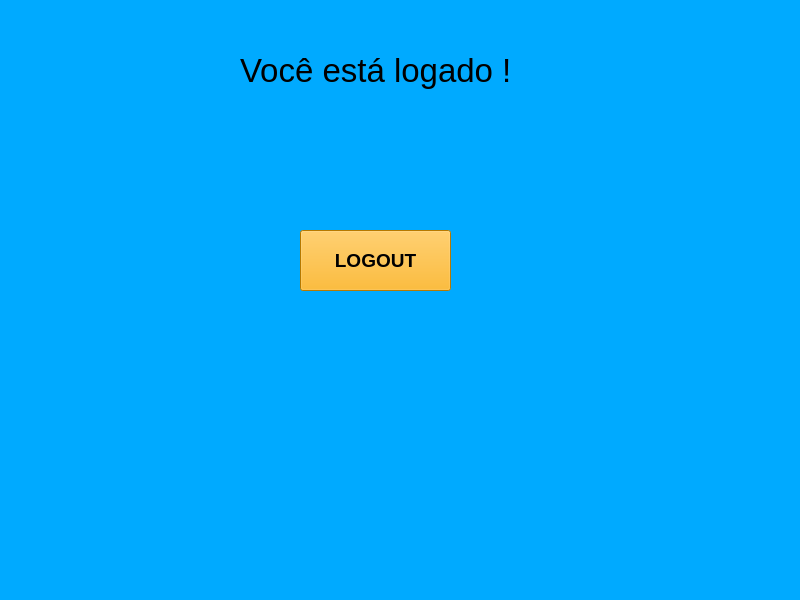
auriceliof/unifametro-map-aps, file tela_login/segunda_tela.ui: the form before one commit.
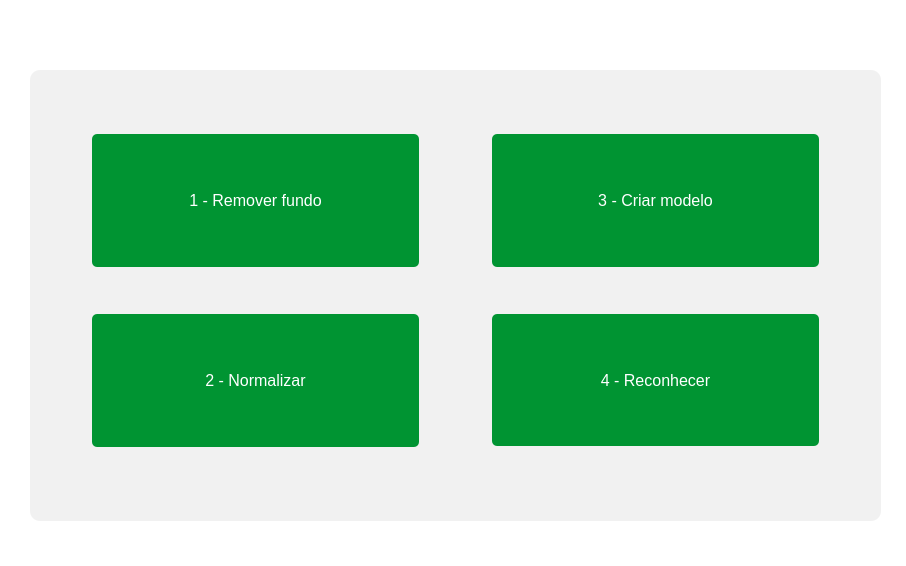
The form after the commit. Icons and pictures are not drawn.

Commit message: Tirar_fundo and Normalizar

Diff of the .ui file:
```diff
--- a/tela_login/segunda_tela.ui
+++ b/tela_login/segunda_tela.ui
@@ -6,68 +6,323 @@
    <rect>
     <x>0</x>
     <y>0</y>
-    <width>800</width>
-    <height>600</height>
+    <width>906</width>
+    <height>566</height>
    </rect>
   </property>
+  <property name="font">
+   <font>
+    <family>Arial</family>
+    <pointsize>12</pointsize>
+    <weight>75</weight>
+    <bold>true</bold>
+   </font>
+  </property>
   <property name="windowTitle">
    <string>MainWindow</string>
   </property>
   <property name="styleSheet">
-   <string notr="true">background-color: rgb(0, 170, 255);</string>
+   <string notr="true">background-color: #fff;</string>
   </property>
   <widget class="QWidget" name="centralwidget">
    <widget class="QLabel" name="label">
     <property name="geometry">
      <rect>
-      <x>240</x>
-      <y>40</y>
-      <width>401</width>
-      <height>61</height>
+      <x>680</x>
+      <y>331</y>
+      <width>241</width>
+      <height>40</height>
      </rect>
     </property>
     <property name="font">
      <font>
-      <pointsize>25</pointsize>
+      <family>Arial</family>
+      <pointsize>10</pointsize>
+      <weight>75</weight>
+      <italic>true</italic>
+      <bold>true</bold>
      </font>
     </property>
+    <property name="styleSheet">
+     <string notr="true">color: red;
+background-color: none;</string>
+    </property>
     <property name="text">
-     <string>Você está logado !</string>
+     <string/>
+    </property>
+   </widget>
+   <widget class="QLabel" name="label_5">
+    <property name="geometry">
+     <rect>
+      <x>0</x>
+      <y>0</y>
+      <width>191</width>
+      <height>41</height>
+     </rect>
+    </property>
+    <property name="text">
+     <string/>
+    </property>
+    <property name="pixmap">
+     <pixmap>Unifametro_logo.png</pixmap>
+    </property>
+    <property name="scaledContents">
+     <bool>true</bool>
+    </property>
+   </widget>
+   <widget class="QLabel" name="label_7">
+    <property name="geometry">
+     <rect>
+      <x>30</x>
+      <y>70</y>
+      <width>851</width>
+      <height>451</height>
+     </rect>
+    </property>
+    <property name="font">
+     <font>
+      <pointsize>18</pointsize>
+      <weight>75</weight>
+      <bold>true</bold>
+     </font>
+    </property>
+    <property name="focusPolicy">
+     <enum>Qt::ClickFocus</enum>
+    </property>
+    <property name="layoutDirection">
+     <enum>Qt::LeftToRight</enum>
+    </property>
+    <property name="styleSheet">
+     <string notr="true">background-color: rgb(241, 241, 241);
+border-radius:10px;</string>
+    </property>
+    <property name="text">
+     <string/>
     </property>
    </widget>
    <widget class="QPushButton" name="pushButton">
     <property name="geometry">
      <rect>
-      <x>300</x>
-      <y>230</y>
-      <width>151</width>
-      <height>61</height>
+      <x>90</x>
+      <y>130</y>
+      <width>331</width>
+      <height>141</height>
      </rect>
     </property>
-    <property name="font">
-     <font>
-      <pointsize>14</pointsize>
-      <weight>75</weight>
-      <bold>true</bold>
-     </font>
+    <property name="styleSheet">
+     <string notr="true">QPushButton#pushButton {
+	background-color: #009432;
+    border: none;
+ 	color: white;
+  	padding: 15px 32px;
+  	text-align: center;
+  	text-decoration: none;
+  	display: inline-block;
+  	font-size: 16px;
+  	margin: 4px 2px;
+  	cursor: pointer;
+    border-radius: 5px;
+ }
+ QPushButton#pushButton:pressed {
+     background-color: rgb(224, 0, 0);     
+ }
+ QPushButton#pushButton:hover {
+    background-color: #FFC312;
+    border: none;
+ 	color: white;
+  	padding: 15px 32px;
+  	text-align: center;
+  	text-decoration: none;
+  	display: inline-block;
+  	font-size: 16px;
+  	margin: 4px 2px;
+  	cursor: pointer;
+    border-radius: 5px;
+ }</string>
     </property>
+    <property name="text">
+     <string>1 - Remover fundo</string>
+    </property>
+    <property name="icon">
+     <iconset>
+      <normaloff>remove.png</normaloff>remove.png</iconset>
+    </property>
+    <property name="iconSize">
+     <size>
+      <width>64</width>
+      <height>64</height>
+     </size>
+    </property>
+   </widget>
+   <widget class="QPushButton" name="pushButton_2">
+    <property name="geometry">
+     <rect>
+      <x>90</x>
+      <y>310</y>
+      <width>331</width>
+      <height>141</height>
+     </rect>
+    </property>
     <property name="styleSheet">
-     <string notr="true">background-color: rgb(255, 170, 0);</string>
+     <string notr="true">QPushButton#pushButton_2 {
+	background-color: #009432;
+    border: none;
+ 	color: white;
+  	padding: 15px 32px;
+  	text-align: center;
+  	text-decoration: none;
+  	display: inline-block;
+  	font-size: 16px;
+  	margin: 4px 2px;
+  	cursor: pointer;
+    border-radius: 5px;
+ }
+ QPushButton#pushButton_2:pressed {
+     background-color: rgb(224, 0, 0);     
+ }
+ QPushButton#pushButton_2:hover {
+    background-color: #FFC312;
+    border: none;
+ 	color: white;
+  	padding: 15px 32px;
+  	text-align: center;
+  	text-decoration: none;
+  	display: inline-block;
+  	font-size: 16px;
+  	margin: 4px 2px;
+  	cursor: pointer;
+    border-radius: 5px;
+ }</string>
     </property>
     <property name="text">
-     <string>LOGOUT</string>
+     <string>2 - Normalizar</string>
     </property>
+    <property name="icon">
+     <iconset>
+      <normaloff>remove.png</normaloff>remove.png</iconset>
+    </property>
+    <property name="iconSize">
+     <size>
+      <width>64</width>
+      <height>64</height>
+     </size>
+    </property>
    </widget>
-  </widget>
-  <widget class="QMenuBar" name="menubar">
-   <property name="geometry">
-    <rect>
-     <x>0</x>
-     <y>0</y>
-     <width>800</width>
-     <height>21</height>
-    </rect>
-   </property>
+   <widget class="QPushButton" name="pushButton_3">
+    <property name="geometry">
+     <rect>
+      <x>490</x>
+      <y>130</y>
+      <width>331</width>
+      <height>141</height>
+     </rect>
+    </property>
+    <property name="styleSheet">
+     <string notr="true">QPushButton#pushButton_3 {
+	background-color: #009432;
+    border: none;
+ 	color: white;
+  	padding: 15px 32px;
+  	text-align: center;
+  	text-decoration: none;
+  	display: inline-block;
+  	font-size: 16px;
+  	margin: 4px 2px;
+  	cursor: pointer;
+    border-radius: 5px;
+ }
+ QPushButton#pushButton_3:pressed {
+     background-color: rgb(224, 0, 0);     
+ }
+ QPushButton#pushButton_3:hover {
+    background-color: #FFC312;
+    border: none;
+ 	color: white;
+  	padding: 15px 32px;
+  	text-align: center;
+  	text-decoration: none;
+  	display: inline-block;
+  	font-size: 16px;
+  	margin: 4px 2px;
+  	cursor: pointer;
+    border-radius: 5px;
+ }</string>
+    </property>
+    <property name="text">
+     <string>3 - Criar modelo</string>
+    </property>
+    <property name="icon">
+     <iconset>
+      <normaloff>remove.png</normaloff>remove.png</iconset>
+    </property>
+    <property name="iconSize">
+     <size>
+      <width>64</width>
+      <height>64</height>
+     </size>
+    </property>
+   </widget>
+   <widget class="QPushButton" name="pushButton_4">
+    <property name="geometry">
+     <rect>
+      <x>490</x>
+      <y>310</y>
+      <width>331</width>
+      <height>140</height>
+     </rect>
+    </property>
+    <property name="styleSheet">
+     <string notr="true">QPushButton#pushButton_4 {
+	background-color: #009432;
+    border: none;
+ 	color: white;
+  	padding: 15px 32px;
+  	text-align: center;
+  	text-decoration: none;
+  	display: inline-block;
+  	font-size: 16px;
+  	margin: 4px 2px;
+  	cursor: pointer;
+    border-radius: 5px;
+ }
+ QPushButton#pushButton_4:pressed {
+     background-color: rgb(224, 0, 0);     
+ }
+ QPushButton#pushButton_4:hover {
+    background-color: #FFC312;
+    border: none;
+ 	color: white;
+  	padding: 15px 32px;
+  	text-align: center;
+  	text-decoration: none;
+  	display: inline-block;
+  	font-size: 16px;
+  	margin: 4px 2px;
+  	cursor: pointer;
+    border-radius: 5px;
+ }</string>
+    </property>
+    <property name="text">
+     <string>4 - Reconhecer</string>
+    </property>
+    <property name="icon">
+     <iconset>
+      <normaloff>remove.png</normaloff>remove.png</iconset>
+    </property>
+    <property name="iconSize">
+     <size>
+      <width>64</width>
+      <height>64</height>
+     </size>
+    </property>
+   </widget>
+   <zorder>label_7</zorder>
+   <zorder>label_4</zorder>
+   <zorder>label_5</zorder>
+   <zorder>pushButton</zorder>
+   <zorder>pushButton_2</zorder>
+   <zorder>pushButton_3</zorder>
+   <zorder>pushButton_4</zorder>
   </widget>
   <widget class="QStatusBar" name="statusbar"/>
  </widget>
```
Left out of the diff: 6 changed lines with no effect on the pictures. The commit also changes 29 other files.
